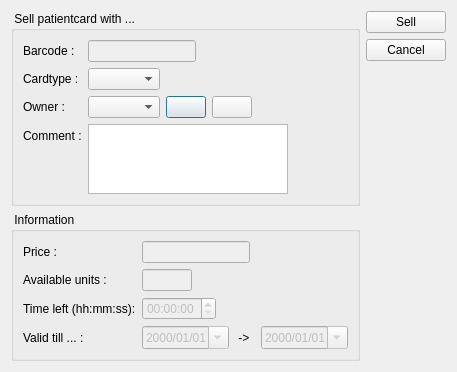
Before: the Qt Designer form client/dlgpatientcardsell.ui in tbikfalvi/Belenus, drawn with Qt 5.
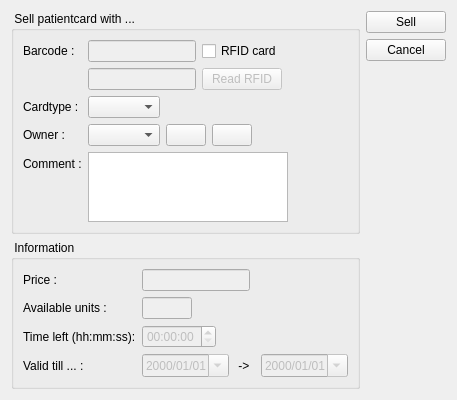
After: the same form once the commit is applied.

Diff of the .ui file:
```diff
--- a/client/dlgpatientcardsell.ui
+++ b/client/dlgpatientcardsell.ui
@@ -30,6 +30,8 @@
          </widget>
         </item>
         <item row="0" column="1">
+         <layout class="QHBoxLayout" name="horizontalLayout_9">
+          <item>
          <widget class="QLineEdit" name="ledBarcode">
           <property name="enabled">
            <bool>false</bool>
@@ -42,14 +44,73 @@
           </property>
          </widget>
         </item>
-        <item row="1" column="0">
+          <item>
+           <widget class="QCheckBox" name="chkRFID">
+            <property name="text">
+             <string>RFID card</string>
+            </property>
+           </widget>
+          </item>
+          <item>
+           <spacer name="horizontalSpacer_7">
+            <property name="orientation">
+             <enum>Qt::Horizontal</enum>
+            </property>
+            <property name="sizeHint" stdset="0">
+             <size>
+              <width>40</width>
+              <height>20</height>
+             </size>
+            </property>
+           </spacer>
+          </item>
+         </layout>
+        </item>
+        <item row="1" column="1">
+         <layout class="QHBoxLayout" name="horizontalLayout_8">
+          <item>
+           <widget class="QLineEdit" name="ledRFID">
+            <property name="enabled">
+             <bool>false</bool>
+            </property>
+            <property name="echoMode">
+             <enum>QLineEdit::Password</enum>
+            </property>
+           </widget>
+          </item>
+          <item>
+           <widget class="QPushButton" name="pbRFID">
+            <property name="enabled">
+             <bool>false</bool>
+            </property>
+            <property name="text">
+             <string>Read RFID</string>
+            </property>
+           </widget>
+          </item>
+          <item>
+           <spacer name="horizontalSpacer_6">
+            <property name="orientation">
+             <enum>Qt::Horizontal</enum>
+            </property>
+            <property name="sizeHint" stdset="0">
+             <size>
+              <width>40</width>
+              <height>20</height>
+             </size>
+            </property>
+           </spacer>
+          </item>
+         </layout>
+        </item>
+        <item row="2" column="0">
          <widget class="QLabel" name="lblCardType">
           <property name="text">
            <string>Cardtype :</string>
           </property>
          </widget>
         </item>
-        <item row="1" column="1">
+        <item row="2" column="1">
          <layout class="QHBoxLayout" name="horizontalLayout_2">
           <item>
            <widget class="QComboBox" name="cmbCardType"/>
@@ -69,14 +130,14 @@
           </item>
          </layout>
         </item>
-        <item row="2" column="0">
+        <item row="3" column="0">
          <widget class="QLabel" name="lblPatient">
           <property name="text">
            <string>Owner :</string>
           </property>
          </widget>
         </item>
-        <item row="2" column="1">
+        <item row="3" column="1">
          <layout class="QHBoxLayout" name="horizontalLayout">
           <item>
            <widget class="QComboBox" name="cmbPatient"/>
@@ -110,14 +171,14 @@
           </item>
          </layout>
         </item>
-        <item row="3" column="0">
+        <item row="4" column="0">
          <widget class="QLabel" name="lblComment">
           <property name="text">
            <string>Comment :</string>
           </property>
          </widget>
         </item>
-        <item row="3" column="1">
+        <item row="4" column="1">
          <widget class="QPlainTextEdit" name="pteComment">
           <property name="sizePolicy">
            <sizepolicy hsizetype="Fixed" vsizetype="Fixed">
```
Lines whose indentation alone changed are shown as unchanged.
